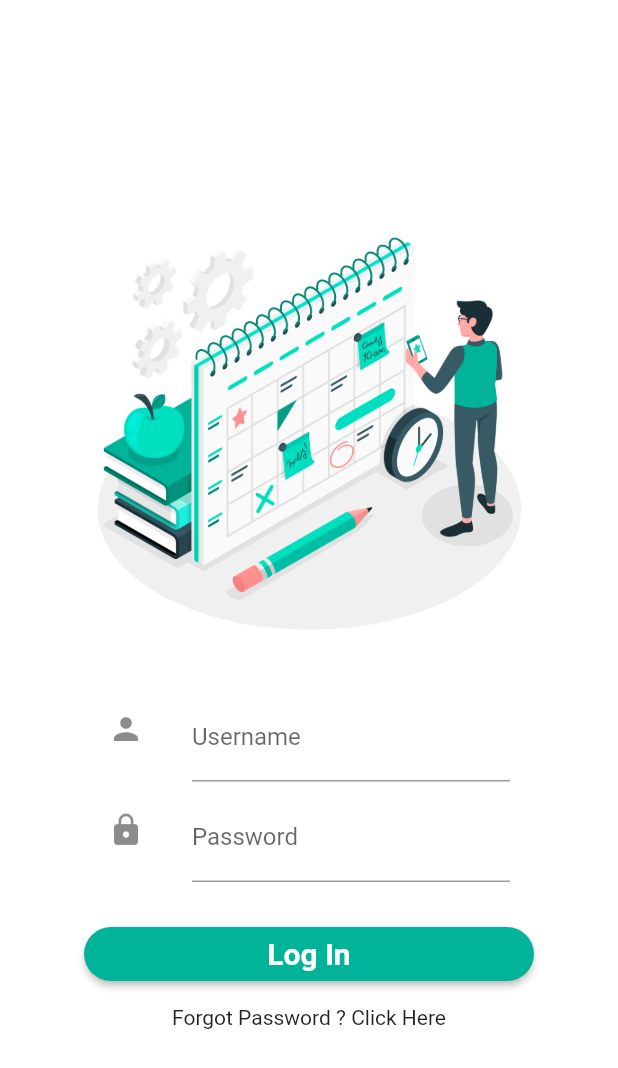
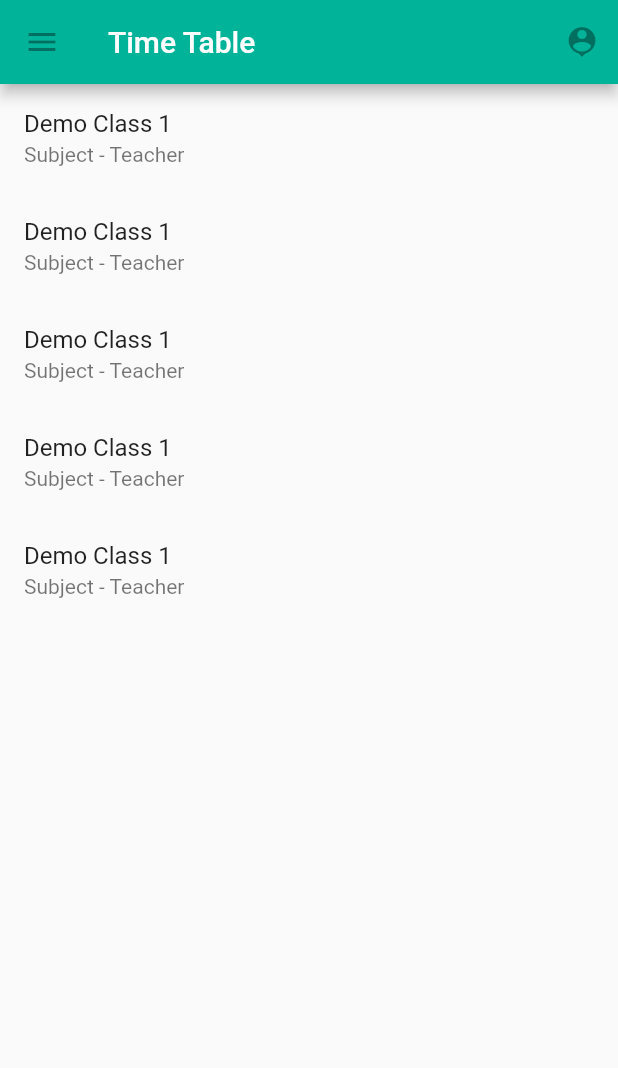
Before and after one commit to CYBERNAUTS-IIITU/scheduler-mobile, a Flutter app: the screen it shows after launch, on a phone screen of 412 x 824 dp. Shown: the top 1068 px of the screen. Run offline on Flutter 3.47's test engine with Material 2 defaults, Android fonts, the phone set to English and light mode, and no system bars.

Commit message:
main screen created

```diff
--- /dev/null
+++ b/lib/loginScreen.dart
@@ -0,0 +1,110 @@
+import 'package:flutter/material.dart';
+import 'color.dart';
+import 'package:flutter/services.dart';
+
+void main() => runApp(LoginScreen());
+
+class LoginScreen extends StatelessWidget {
+  @override
+  Widget build(BuildContext context) {
+
+    SystemChrome.setSystemUIOverlayStyle(SystemUiOverlayStyle(
+      statusBarColor: clr1,
+    ));
+
+    return MaterialApp(
+      title: "Login",
+      theme: ThemeData(
+      ),
+      debugShowCheckedModeBanner: false,
+      home: Scaffold(
+        backgroundColor: Colors.white,
+        // appBar: AppBar(
+        //   title: Text("Login"),
+        //   backgroundColor: clr1,
+        // ),
+        body: Center(
+          child: SingleChildScrollView(
+            child: Column(
+              mainAxisAlignment: MainAxisAlignment.start,
+              crossAxisAlignment: CrossAxisAlignment.center,
+              children: <Widget>[
+                Padding(
+                  padding: EdgeInsets.all(20.0),
+                  child: Image.asset("images/timetable.jpg",
+                  height: 300,
+                  width: 300,),
+                  ),
+
+                SizedBox(
+                  width: 300,
+                  child: ListTile(
+                    leading: Icon(Icons.person),
+                    title: TextFormField(
+                      validator: (input){
+                        if(input.isEmpty)
+                        {
+                          return "Invalid Username";
+                        }
+                      },
+                      decoration: InputDecoration(
+                        labelText: "Username",
+                      ),
+                    ),
+                  ),
+                ),
+
+                SizedBox(
+                  width: 300,
+                  child: ListTile(
+                    leading: Icon(Icons.lock),
+                    title: TextFormField(
+                      validator: (input){
+                        if(input.isEmpty)
+                        {
+                          return "Invalid Password";
+                        }
+                      },
+                      decoration: InputDecoration(
+                        labelText: "Password",
+                      ),
+                    ),
+                  ),
+                ),
+
+                Padding(
+                  padding: EdgeInsets.fromLTRB(20, 20, 20, 10),
+                  child: SizedBox(
+                      width: 300,
+                      child: MaterialButton(
+                        child: Text("  Log In  ",
+                        style: TextStyle(
+                          fontSize: 20.0,
+                          fontWeight: FontWeight.bold,
+                          color: Colors.white,
+
+                        ),),
+                        onPressed:(){},
+                        shape: RoundedRectangleBorder(
+                          borderRadius: BorderRadius.circular(20.0),
+                        ),
+                        color: clr1,
+                      ),
+                  ),
+                ),
+
+                Padding(
+                  padding: EdgeInsets.fromLTRB(20, 0, 20, 20),
+                  child: GestureDetector(
+                    onTap: (){},
+                    child: Text("Forgot Password ? Click Here"),
+                  ),
+                )
+              ],
+            ),
+          ),
+        ),
+        ),
+    );
+  }
+}
--- a/lib/main.dart
+++ b/lib/main.dart
@@ -1,110 +1,31 @@
 import 'package:flutter/material.dart';
 import 'color.dart';
+import 'mainpage.dart';
 import 'package:flutter/services.dart';
 
-void main() => runApp(LoginScreen());
+void main() => runApp(MyApp());
 
-class LoginScreen extends StatelessWidget {
+class MyApp extends StatelessWidget {
+
   @override
   Widget build(BuildContext context) {
+    SystemChrome.setSystemUIOverlayStyle(SystemUiOverlayStyle(
+    statusBarColor: clr1));
+    return MaterialApp(
+      title: "TimeTable",
 
-    SystemChrome.setSystemUIOverlayStyle(SystemUiOverlayStyle(
-      statusBarColor: clr1,
-    ));
+      home: Scaffold(
+        appBar: AppBar(
+          backgroundColor: clr1,
+          title: Text("Time Table"),
+          leading: IconButton(icon: Icon(Icons.menu), onPressed: null),
+          actions: <Widget>[
+            IconButton(icon: Icon(Icons.person_pin), onPressed: null),
+            ],
+        ),
 
-    return MaterialApp(
-      title: "Login",
-      theme: ThemeData(
+        body: MainPage(),
       ),
-      debugShowCheckedModeBanner: false,
-      home: Scaffold(
-        backgroundColor: Colors.white,
-        // appBar: AppBar(
-        //   title: Text("Login"),
-        //   backgroundColor: clr1,
-        // ),
-        body: Center(
-          child: SingleChildScrollView(
-            child: Column(
-              mainAxisAlignment: MainAxisAlignment.start,
-              crossAxisAlignment: CrossAxisAlignment.center,
-              children: <Widget>[
-                Padding(
-                  padding: EdgeInsets.all(20.0),
-                  child: Image.asset("images/timetable.jpg",
-                  height: 300,
-                  width: 300,),
-                  ),
-
-                SizedBox(
-                  width: 300,
-                  child: ListTile(
-                    leading: Icon(Icons.person),
-                    title: TextFormField(
-                      validator: (input){
-                        if(input.isEmpty)
-                        {
-                          return "Invalid Username";
-                        }
-                      },
-                      decoration: InputDecoration(
-                        labelText: "Username",
-                      ),
-                    ),
-                  ),
-                ),
-
-                SizedBox(
-                  width: 300,
-                  child: ListTile(
-                    leading: Icon(Icons.lock),
-                    title: TextFormField(
-                      validator: (input){
-                        if(input.isEmpty)
-                        {
-                          return "Invalid Password";
-                        }
-                      },
-                      decoration: InputDecoration(
-                        labelText: "Password",
-                      ),
-                    ),
-                  ),
-                ),
-
-                Padding(
-                  padding: EdgeInsets.fromLTRB(20, 20, 20, 10),
-                  child: SizedBox(
-                      width: 300,
-                      child: MaterialButton(
-                        child: Text("  Log In  ",
-                        style: TextStyle(
-                          fontSize: 20.0,
-                          fontWeight: FontWeight.bold,
-                          color: Colors.white,
-
-                        ),),
-                        onPressed:(){},
-                        shape: RoundedRectangleBorder(
-                          borderRadius: BorderRadius.circular(20.0),
-                        ),
-                        color: clr1,
-                      ),
-                  ),
-                ),
-
-                Padding(
-                  padding: EdgeInsets.fromLTRB(20, 0, 20, 20),
-                  child: GestureDetector(
-                    onTap: (){},
-                    child: Text("Forgot Password ? Click Here"),
-                  ),
-                )
-              ],
-            ),
-          ),
-        ),
-        ),
     );
   }
 }
--- /dev/null
+++ b/lib/mainpage.dart
@@ -0,0 +1,42 @@
+import 'package:flutter/material.dart';
+import 'color.dart';
+
+class MainPage extends StatefulWidget {
+  @override
+  _MainPageState createState() => _MainPageState();
+}
+
+class _MainPageState extends State<MainPage> {
+  @override
+  Widget build(BuildContext context) {
+    return Center(
+      child: Column(
+        mainAxisAlignment: MainAxisAlignment.start,
+        crossAxisAlignment: CrossAxisAlignment.stretch,
+
+        children: <Widget>[
+          ListTile(
+            title: Text("Demo Class 1"),
+            subtitle: Text("Subject - Teacher"),
+          ),
+          ListTile(
+            title: Text("Demo Class 1"),
+            subtitle: Text("Subject - Teacher"),
+          ),
+          ListTile(
+            title: Text("Demo Class 1"),
+            subtitle: Text("Subject - Teacher"),
+          ),
+          ListTile(
+            title: Text("Demo Class 1"),
+            subtitle: Text("Subject - Teacher"),
+          ),
+          ListTile(
+            title: Text("Demo Class 1"),
+            subtitle: Text("Subject - Teacher"),
+          ),
+        ],
+      ),
+    );
+  }
+}
```
Also changed, not shown: 1 other file.
